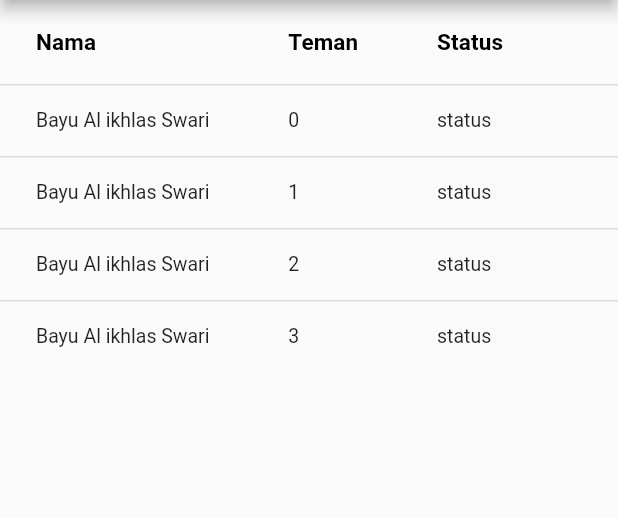
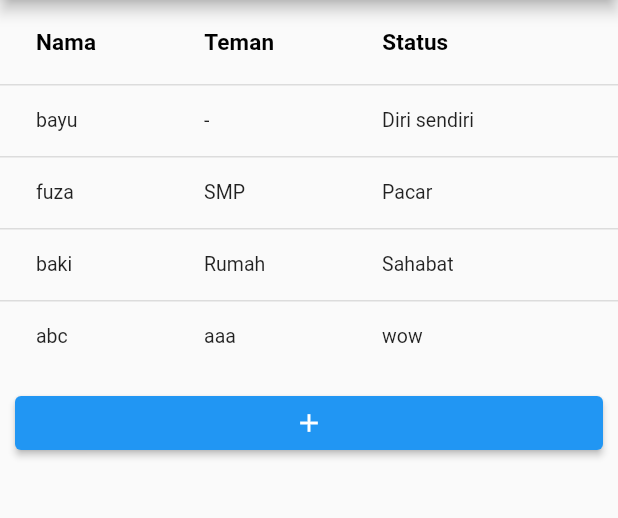
Before and after one commit to BayuSwari01/mantap-teman, a Flutter app: the listTeman screen opened directly, on a phone screen of 412 x 824 dp, the part 84-602 px from its top. Run offline on Flutter 3.47's test engine with Material 2 defaults, Android fonts, the light colour scheme and no system bars; missing offline and left inert: adaptive_action_sheet.

Commit message:
Menambah tampilan tambah dan edit teman

```diff
--- a/lib/screen/listTeman.dart
+++ b/lib/screen/listTeman.dart
@@ -1,3 +1,5 @@
+import 'package:aplikasi_daftar_teman/screen/addTeman.dart';
+import 'package:aplikasi_daftar_teman/screen/editTeman.dart';
 import 'package:aplikasi_daftar_teman/screen/menu.dart';
 import 'package:flutter/material.dart';
 import 'package:flutter/src/widgets/container.dart';
@@ -12,6 +14,9 @@ class listTeman extends StatefulWidget {
 }
 
 class _listTemanState extends State<listTeman> {
+  List<String> nama = ["bayu", "fuza", "baki", "abc"];
+  List<String> teman = ["-", "SMP", "Rumah", "aaa"];
+  List<String> status = ["Diri sendiri", "Pacar", "Sahabat", "wow"];
   int length = 4;
   bool isSelected = false;
 
@@ -57,7 +62,12 @@ class _listTemanState extends State<listTeman> {
                                     Icons.edit,
                                     size: 20,
                                   ),
-                                  onPressed: (context) {}),
+                                  onPressed: (context) {
+                                    Navigator.push(context,
+                                        MaterialPageRoute(builder: (context) {
+                                      return editTeman();
+                                    }));
+                                  }),
                               BottomSheetAction(
                                   title: Icon(
                                     Icons.delete,
@@ -66,18 +76,31 @@ class _listTemanState extends State<listTeman> {
                                   onPressed: (context) {}),
                             ],
                             cancelAction: CancelAction(
-                                title: const Text(
+                                title: Text(
                                     'Cancel')), // onPressed parameter is optional by default will dismiss the ActionSheet
                           );
                         },
                         cells: [
-                          DataCell(Text("Bayu Al ikhlas Swari",
+                          DataCell(Text(nama[index],
                               style: TextStyle(fontSize: 13))),
-                          DataCell(
-                              Text("$index", style: TextStyle(fontSize: 13))),
-                          DataCell(
-                              Text("status", style: TextStyle(fontSize: 13))),
+                          DataCell(Text(teman[index],
+                              style: TextStyle(fontSize: 13))),
+                          DataCell(Text(status[index],
+                              style: TextStyle(fontSize: 13))),
                         ])),
+          ),
+          Container(
+            margin: EdgeInsets.all(10),
+            child: ElevatedButton(
+                onPressed: () {
+                  Navigator.push(context, MaterialPageRoute(builder: (context) {
+                    return addTeman();
+                  }));
+                },
+                child: Icon(
+                  Icons.add,
+                  size: 20,
+                )),
           ),
         ]));
   }
```
Also changed, not shown: lib/screen/addTeman.dart (added, +64 -0 lines), lib/screen/editTeman.dart (added, +64 -0 lines).
